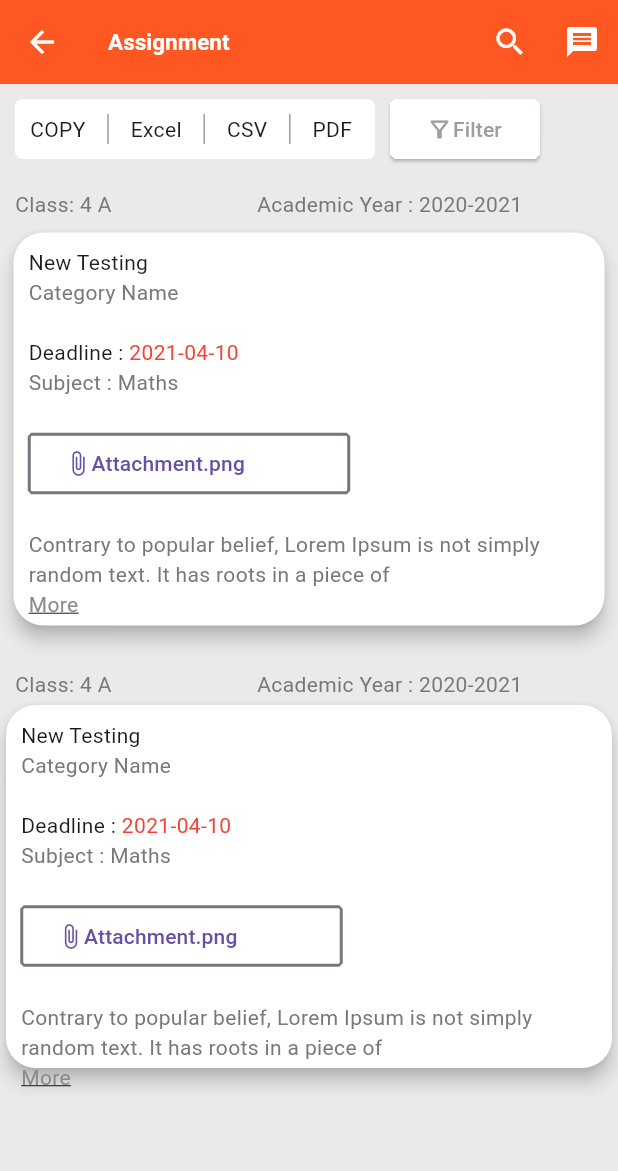
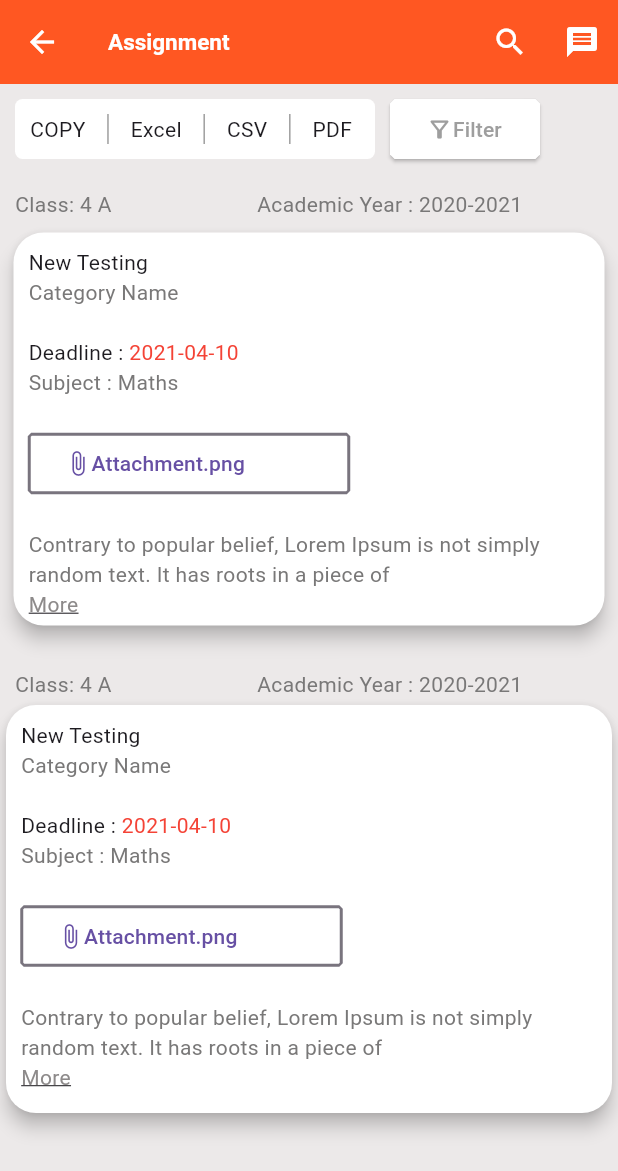
Before and after one commit to anjaleenama/JEETMEET, a Flutter app: the Assignment screen opened directly, on a phone screen of 412 x 824 dp. Shown: the top 1171 px of the screen. Run offline on Flutter 3.47's test engine with Material 3 defaults, Android fonts, the light colour scheme and no system bars; our stand-ins replace table_calendar.

Commit message:
malavika changes done

```diff
--- a/lib/assignment.dart
+++ b/lib/assignment.dart
@@ -1,4 +1,5 @@
 import 'package:flutter/material.dart';
+
 
 class Assignment extends StatefulWidget {
   const Assignment({super.key});
@@ -14,25 +15,43 @@ class _AssignmentState extends State<Assignment> {
         backgroundColor: const Color.fromARGB(255, 236, 233, 233),
         appBar: AppBar(
           backgroundColor: Colors.deepOrange,
-        leading: IconButton(onPressed: (){}, icon: Icon(Icons.arrow_back,color: Colors.white,)),
-        title: Text("Assignment",style: TextStyle(fontSize: 15,color: Colors.white,fontWeight: FontWeight.bold),),
+          leading: IconButton(
+              onPressed: () {},
+              icon: Icon(
+                Icons.arrow_back,
+                color: Colors.white,
+              )),
+          title: Text(
+            "Assignment",
+            style: TextStyle(
+                fontSize: 15, color: Colors.white, fontWeight: FontWeight.bold),
+          ),
           actions: [
-          IconButton(onPressed: (){}, icon: Icon(Icons.search,color: Colors.white,)),
-          IconButton(onPressed: (){}, icon: Icon(Icons.message,color: Colors.white,))
+            IconButton(
+                onPressed: () {},
+                icon: Icon(
+                  Icons.search,
+                  color: Colors.white,
+                )),
+            IconButton(
+                onPressed: () {},
+                icon: Icon(
+                  Icons.message,
+                  color: Colors.white,
+                ))
           ],
         ),
-      body: SingleChildScrollView(scrollDirection: Axis.vertical,
-      child: Column(crossAxisAlignment: CrossAxisAlignment.start,
-        children: [
+        body: SingleChildScrollView(
+          scrollDirection: Axis.vertical,
+          child:
+              Column(crossAxisAlignment: CrossAxisAlignment.start, children: [
             Padding(
-        padding: const EdgeInsets.only(left: 10,top: 10),
+              padding: const EdgeInsets.only(left: 10, top: 10),
               child: Row(
                 children: [
                   Container(
-
                     child: Row(
                       children: [
-
                         Padding(
                           padding: const EdgeInsets.only(left: 10),
                           child: Text("COPY"),
@@ -64,45 +83,56 @@ class _AssignmentState extends State<Assignment> {
                           ),
                         ),
                         Text("PDF"),
-
                       ],
-
                     ),
                     width: 240,
                     height: 40,
-
                     decoration: BoxDecoration(
                       borderRadius: BorderRadius.circular(5),
                       color: Colors.white,
                     ),
                   ),
-
-                SizedBox(width: 10,),
+                  SizedBox(
+                    width: 10,
+                  ),
                   Container(
-
                       width: 100,
                       height: 40,
-            child:
-            ElevatedButton(onPressed: (){}, child:
-             Row(
+                      child: ElevatedButton(
+                          onPressed: () {},
+                          child: Row(
                             children: [
-                Icon(Icons.filter_alt_outlined,color: Colors.grey,),
-
-                 Text("Filter",style: TextStyle(color: Colors.grey),),
-               ],
-             ),style: ElevatedButton.styleFrom(shape: BeveledRectangleBorder(borderRadius: BorderRadius.circular(3)),backgroundColor: Colors.white))),
-
+                              Icon(
+                                Icons.filter_alt_outlined,
+                                color: Colors.grey,
+                              ),
+                              Text(
+                                "Filter",
+                                style: TextStyle(color: Colors.grey),
+                              ),
                             ],
                           ),
-      ) ,
-
+                          style: ElevatedButton.styleFrom(
+                              shape: BeveledRectangleBorder(
+                                  borderRadius: BorderRadius.circular(3)),
+                              backgroundColor: Colors.white))),
+                ],
+              ),
+            ),
             Padding(
-        padding: const EdgeInsets.only(left: 10,top: 20),
+              padding: const EdgeInsets.only(left: 10, top: 20),
               child: Row(
                 children: [
-            Text("Class: 4 A",style: TextStyle(color: const Color.fromARGB(255, 121, 120, 120)),),
+                  Text(
+                    "Class: 4 A",
+                    style: TextStyle(
+                        color: const Color.fromARGB(255, 121, 120, 120)),
+                  ),
                   SizedBox(width: 97),
-            Text("Academic Year : 2020-2021",style: TextStyle(color: const Color.fromARGB(255, 121, 120, 120),))
+                  Text("Academic Year : 2020-2021",
+                      style: TextStyle(
+                        color: const Color.fromARGB(255, 121, 120, 120),
+                      ))
                 ],
               ),
             ),
@@ -113,155 +143,199 @@ class _AssignmentState extends State<Assignment> {
                 child: Card(
                   elevation: 5,
                   color: Colors.white,
-            shape: RoundedRectangleBorder(borderRadius: BorderRadius.circular(20)),
+                  shape: RoundedRectangleBorder(
+                      borderRadius: BorderRadius.circular(20)),
                   child: Container(
                     width: double.infinity,
-              child: Column(crossAxisAlignment: CrossAxisAlignment.start,
+                    child: Column(
+                      crossAxisAlignment: CrossAxisAlignment.start,
                       children: [
                         Padding(
-                    padding: const EdgeInsets.only(left: 10,top: 10),
+                          padding: const EdgeInsets.only(left: 10, top: 10),
                           child: Text("New Testing"),
                         ),
                         Padding(
                           padding: const EdgeInsets.only(left: 10),
-                    child: Text("Category Name",style: TextStyle(color: Color.fromARGB(255, 121, 120, 120)),),
+                          child: Text(
+                            "Category Name",
+                            style: TextStyle(
+                                color: Color.fromARGB(255, 121, 120, 120)),
+                          ),
                         ),
                         Row(
                           children: [
                             Padding(
-                        padding: const EdgeInsets.only(left: 10,top: 20),
+                              padding: const EdgeInsets.only(left: 10, top: 20),
                               child: Text("Deadline : "),
                             ),
-
                             Padding(
                               padding: const EdgeInsets.only(top: 20),
-                        child: Text("2021-04-10",style: TextStyle(color: Colors.red),),
+                              child: Text(
+                                "2021-04-10",
+                                style: TextStyle(color: Colors.red),
+                              ),
                             )
                           ],
                         ),
                         Padding(
                           padding: const EdgeInsets.only(left: 10),
-                    child: Text("Subject : Maths",style: TextStyle(color:Color.fromARGB(255, 121, 120, 120)),),
+                          child: Text(
+                            "Subject : Maths",
+                            style: TextStyle(
+                                color: Color.fromARGB(255, 121, 120, 120)),
                           ),
-                  SizedBox(height: 20,),
+                        ),
+                        SizedBox(
+                          height: 20,
+                        ),
                         Padding(
-                    padding: const EdgeInsets.only(right: 170,  left: 10),
-                    child: OutlinedButton(onPressed: (){},
+                          padding: const EdgeInsets.only(right: 170, left: 10),
+                          child: OutlinedButton(
+                            onPressed: () {},
                             child: Row(
                               children: [
                                 Icon(Icons.attach_file),
                                 Text("Attachment.png"),
-
                               ],
-
                             ),
-
-                    style: OutlinedButton.styleFrom(shape: BeveledRectangleBorder(borderRadius: BorderRadius.circular(2))),
+                            style: OutlinedButton.styleFrom(
+                                shape: BeveledRectangleBorder(
+                                    borderRadius: BorderRadius.circular(2))),
                           ),
                         ),
                         SizedBox(height: 20),
                         Padding(
                           padding: const EdgeInsets.only(left: 10),
-                   child: Column(crossAxisAlignment: CrossAxisAlignment.start,
+                          child: Column(
+                            crossAxisAlignment: CrossAxisAlignment.start,
                             children: [
-
-                     Text("Contrary to popular belief, Lorem Ipsum is not simply\nrandom text. It has roots in a piece of",style: TextStyle(color: Color.fromARGB(255, 121, 120, 120),)),
-                     Text("More",style: TextStyle(
+                              Text(
+                                  "Contrary to popular belief, Lorem Ipsum is not simply\nrandom text. It has roots in a piece of",
+                                  style: TextStyle(
+                                    color: Color.fromARGB(255, 121, 120, 120),
+                                  )),
+                              Text(
+                                "More",
+                                style: TextStyle(
                                     decoration: TextDecoration.underline,
-                      color: const Color.fromARGB(255, 141, 138, 138)),)
-                     ],
-                   ),
-
+                                    color: const Color.fromARGB(
+                                        255, 141, 138, 138)),
                               )
                             ],
                           ),
-            ),
-          ),
-
-        ),
-      ),
-      Padding(
-        padding: const EdgeInsets.only(left: 10,top: 20),
-        child: Row(
-          children: [
-            Text("Class: 4 A",style: TextStyle(color: const Color.fromARGB(255, 121, 120, 120)),),
-            SizedBox(width: 97),
-            Text("Academic Year : 2020-2021",style: TextStyle(color: const Color.fromARGB(255, 121, 120, 120),))
-          ],
-        ),
-      ),
-      Container(
-        height: 250,
-        child: Card(
-           elevation: 5,
-              color: Colors.white,
-              shape: RoundedRectangleBorder(borderRadius: BorderRadius.circular(20)),
-              child: Container(
-                width: double.infinity,
-                child: Column(crossAxisAlignment: CrossAxisAlignment.start,
-                  children: [
-                    Padding(
-                      padding: const EdgeInsets.only(left: 10,top: 10),
-                      child: Text("New Testing"),
-                    ),
-                    Padding(
-                      padding: const EdgeInsets.only(left: 10),
-                      child: Text("Category Name",style: TextStyle(color: Color.fromARGB(255, 121, 120, 120)),),
-                    ),
-                    Row(
-                      children: [
-                        Padding(
-                          padding: const EdgeInsets.only(left: 10,top: 20),
-                          child: Text("Deadline : "),
-                        ),
-
-                        Padding(
-                          padding: const EdgeInsets.only(top: 20),
-                          child: Text("2021-04-10",style: TextStyle(color: Colors.red),),
-                        )
-                      ],
-                    ),
-                    Padding(
-                      padding: const EdgeInsets.only(left: 10),
-                      child: Text("Subject : Maths",style: TextStyle(color:Color.fromARGB(255, 121, 120, 120)),),
-                    ),
-                    SizedBox(height: 20,),
-                    Padding(
-                      padding: const EdgeInsets.only(right:180,  left: 10),
-                      child: OutlinedButton(onPressed: (){},
-                      child: Row(
-                        children: [
-                          Icon(Icons.attach_file),
-                          Text("Attachment.png"),
-
-                        ],
-
-                      ),
-
-                      style: OutlinedButton.styleFrom(shape: BeveledRectangleBorder(borderRadius: BorderRadius.circular(2))),
-                      ),
-                    ),
-                    SizedBox(height: 20),
-                   Padding(
-                     padding: const EdgeInsets.only(left: 10),
-                     child:
-                     Text("Contrary to popular belief, Lorem Ipsum is not simply\nrandom text. It has roots in a piece of ",style: TextStyle(color: Color.fromARGB(255, 121, 120, 120),)),
-
-                   ),
-                    Padding(
-                      padding: const EdgeInsets.only(left: 10),
-                      child: Text("More",style: TextStyle(
-                        decoration: TextDecoration.underline,
-                        color: const Color.fromARGB(255, 141, 138, 138)),),
                         )
                       ],
                     ),
                   ),
                 ),
               ),
-
+            ),
+            Padding(
+              padding: const EdgeInsets.only(left: 10, top: 20),
+              child: Row(
+                children: [
+                  Text(
+                    "Class: 4 A",
+                    style: TextStyle(
+                        color: const Color.fromARGB(255, 121, 120, 120)),
+                  ),
+                  SizedBox(width: 97),
+                  Text("Academic Year : 2020-2021",
+                      style: TextStyle(
+                        color: const Color.fromARGB(255, 121, 120, 120),
+                      ))
+                ],
+              ),
+            ),
+            Container(
+              height: 280,
+              child: Card(
+                elevation: 5,
+                color: Colors.white,
+                shape: RoundedRectangleBorder(
+                    borderRadius: BorderRadius.circular(20)),
+                child: Container(
+                  width: double.infinity,
+                  child: Column(
+                    crossAxisAlignment: CrossAxisAlignment.start,
+                    children: [
+                      Padding(
+                        padding: const EdgeInsets.only(left: 10, top: 10),
+                        child: Text("New Testing"),
+                      ),
+                      Padding(
+                        padding: const EdgeInsets.only(left: 10),
+                        child: Text(
+                          "Category Name",
+                          style: TextStyle(
+                              color: Color.fromARGB(255, 121, 120, 120)),
+                        ),
+                      ),
+                      Row(
+                        children: [
+                          Padding(
+                            padding: const EdgeInsets.only(left: 10, top: 20),
+                            child: Text("Deadline : "),
+                          ),
+                          Padding(
+                            padding: const EdgeInsets.only(top: 20),
+                            child: Text(
+                              "2021-04-10",
+                              style: TextStyle(color: Colors.red),
+                            ),
+                          )
+                        ],
+                      ),
+                      Padding(
+                        padding: const EdgeInsets.only(left: 10),
+                        child: Text(
+                          "Subject : Maths",
+                          style: TextStyle(
+                              color: Color.fromARGB(255, 121, 120, 120)),
+                        ),
+                      ),
+                      SizedBox(
+                        height: 20,
+                      ),
+                      Padding(
+                        padding: const EdgeInsets.only(right: 180, left: 10),
+                        child: OutlinedButton(
+                          onPressed: () {},
+                          child: Row(
+                            children: [
+                              Icon(Icons.attach_file),
+                              Text("Attachment.png"),
+                            ],
+                          ),
+                          style: OutlinedButton.styleFrom(
+                              shape: BeveledRectangleBorder(
+                                  borderRadius: BorderRadius.circular(2))),
+                        ),
+                      ),
+                      SizedBox(height: 20),
+                      Padding(
+                        padding: const EdgeInsets.only(left: 10),
+                        child: Text(
+                            "Contrary to popular belief, Lorem Ipsum is not simply\nrandom text. It has roots in a piece of ",
+                            style: TextStyle(
+                              color: Color.fromARGB(255, 121, 120, 120),
+                            )),
+                      ),
+                      Padding(
+                        padding: const EdgeInsets.only(left: 10),
+                        child: Text(
+                          "More",
+                          style: TextStyle(
+                              decoration: TextDecoration.underline,
+                              color: const Color.fromARGB(255, 141, 138, 138)),
+                        ),
+                      )
+                    ],
+                  ),
+                ),
+              ),
+            ),
           ]),
         ));
-
   }
 }
--- a/lib/drawyer.dart
+++ b/lib/drawyer.dart
@@ -18,6 +18,7 @@ import 'package:jeet_meet/leave_apply.dart';
 import 'package:jeet_meet/online_class.dart';
 import 'package:jeet_meet/profile.dart';
 import 'package:jeet_meet/staff_directory.dart';
+import 'package:jeet_meet/stepp.dart';
 import 'package:jeet_meet/subject.dart';
 import 'package:jeet_meet/timetable.dart';
 
@@ -267,7 +268,7 @@ class SidebarMenu extends StatelessWidget {
                   title: Text('Exam Scheduled'),
                   onTap: () {
                     Navigator.push(context,
-                        MaterialPageRoute(builder: (context) => Schedule()));
+                        MaterialPageRoute(builder: (context) => Scheduleee()));
                   }),
               ListTile(
                   title: Text('Attend Exam'),
```
Also changed, not shown: lib/attandence.dart (+47 -50 lines), lib/examschedule.dart (+4 -4 lines), lib/main.dart (+5 -3 lines), lib/onlineexam.dart (+120 -73 lines). Lines whose indentation alone changed are shown as unchanged.
